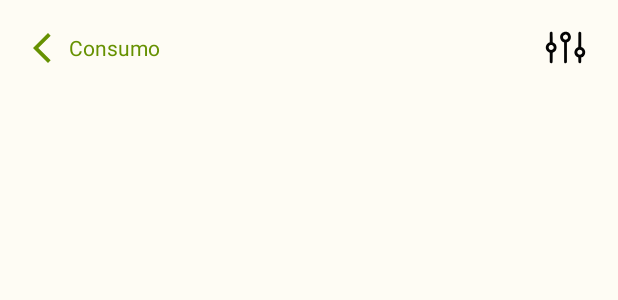
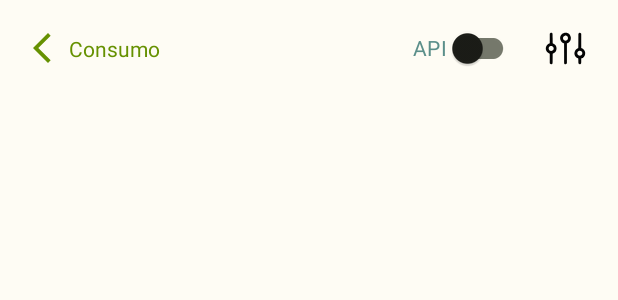
Before and after one commit to Juanma-Gutierrez/ProyectoViewnextKotlin, an Android app: the layout invoices_toolbar.xml on its own in the app's theme, with its tools: preview values and no code run, on a phone screen of 412 x 824 dp. Shown: the top 300 px of the screen. Run offline under Robolectric (Android 15) with nearby library versions, the phone set to English and light mode, and no system bars.

```diff
--- /dev/null
+++ b/app/src/main/java/com/viewnext/proyectoviewnext/data/api/SelectorDataLoading.kt
@@ -0,0 +1,5 @@
+package com.viewnext.proyectoviewnext.data.api
+
+object SelectorDataLoading {
+    var loadFromAPI: Boolean = false
+}
--- a/app/src/main/java/com/viewnext/proyectoviewnext/ui/invoices/InvoicesViewModel.kt
+++ b/app/src/main/java/com/viewnext/proyectoviewnext/ui/invoices/InvoicesViewModel.kt
@@ -151,7 +151,7 @@ class InvoicesViewModel : ViewModel() {
         }
     }
 
-    private fun setloadDataFromApi(status: Boolean) {
+    fun setloadDataFromApi(status: Boolean) {
         this.loadDataFromApi = status
     }
 }
--- a/app/src/main/res/layout/filter_fragment_toolbar.xml
+++ b/app/src/main/res/layout/filter_fragment_toolbar.xml
@@ -22,8 +22,6 @@
                 app:layout_constraintEnd_toEndOf="parent"
                 app:layout_constraintTop_toTopOf="parent"/>
 
-
-
         </androidx.constraintlayout.widget.ConstraintLayout>
     </com.google.android.material.appbar.MaterialToolbar>
 
--- a/app/src/main/res/layout/invoices_toolbar.xml
+++ b/app/src/main/res/layout/invoices_toolbar.xml
@@ -1,6 +1,7 @@
 <?xml version="1.0" encoding="utf-8"?>
 <com.google.android.material.appbar.AppBarLayout xmlns:android="http://schemas.android.com/apk/res/android"
     xmlns:app="http://schemas.android.com/apk/res-auto"
+    xmlns:tools="http://schemas.android.com/tools"
     android:layout_width="match_parent"
     android:layout_height="wrap_content">
 
@@ -18,12 +19,13 @@
                 android:layout_width="wrap_content"
                 android:layout_height="wrap_content"
                 android:src="@drawable/baseline_arrow_back_ios_new_24"
-                app:tint="@color/md_theme_light_primary"
                 app:layout_constraintBottom_toBottomOf="parent"
                 app:layout_constraintStart_toStartOf="parent"
-                app:layout_constraintTop_toTopOf="parent" />
+                app:layout_constraintTop_toTopOf="parent"
+                app:tint="@color/md_theme_light_primary" />
 
             <com.google.android.material.textview.MaterialTextView
+                android:id="@+id/materialTextView"
                 style="@style/ThemeOverlay.MaterialComponents.Toolbar.Primary"
                 android:layout_width="wrap_content"
                 android:layout_height="wrap_content"
@@ -32,9 +34,19 @@
                 android:textColor="@color/md_theme_light_primary"
                 app:layout_constraintBottom_toBottomOf="parent"
                 app:layout_constraintStart_toStartOf="parent"
-                app:layout_constraintTop_toTopOf="parent">
+                app:layout_constraintTop_toTopOf="parent"/>
 
-            </com.google.android.material.textview.MaterialTextView>
+            <com.google.android.material.switchmaterial.SwitchMaterial
+                android:id="@+id/mainToolbar_sw_loadFromApi"
+                android:layout_width="wrap_content"
+                android:layout_height="wrap_content"
+                android:layout_marginEnd="@dimen/general_padding"
+                android:text="API"
+                android:buttonTint="@color/md_theme_light_tertiary"
+                android:textColor="@color/md_theme_light_tertiary"
+                app:layout_constraintBottom_toBottomOf="@+id/mainToolbar_iv_filter"
+                app:layout_constraintEnd_toStartOf="@+id/mainToolbar_iv_filter"
+                app:layout_constraintTop_toTopOf="@+id/mainToolbar_iv_filter" />
 
             <com.google.android.material.imageview.ShapeableImageView
                 android:id="@+id/mainToolbar_iv_filter"
@@ -46,6 +58,8 @@
                 app:layout_constraintTop_toTopOf="parent">
 
             </com.google.android.material.imageview.ShapeableImageView>
+
+
         </androidx.constraintlayout.widget.ConstraintLayout>
     </com.google.android.material.appbar.MaterialToolbar>
 
--- a/app/src/main/res/values/strings.xml
+++ b/app/src/main/res/values/strings.xml
@@ -31,5 +31,4 @@
     <string name="title_buttonApply">Aplicar</string>
     <string name="title_buttonRemoveFilters">Eliminar filtros</string>
 
-
 </resources>
```
Also changed, not shown: app/src/main/java/com/viewnext/proyectoviewnext/data/api/InvoicesService.kt (+5 -5 lines), app/src/main/java/com/viewnext/proyectoviewnext/ui/invoices/InvoicesFragment.kt (+32 -10 lines).
